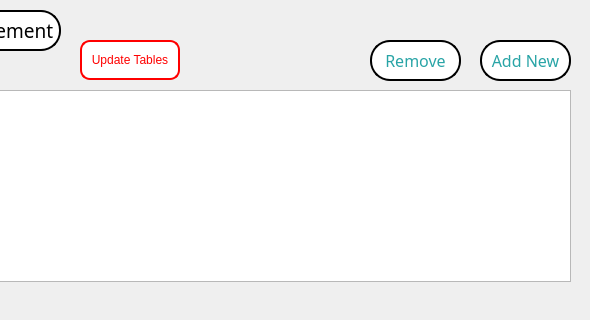
Before: the Qt Designer form employeepage/sidebar2.ui in Yasir-Zafar/Pos, drawn with Qt 5; both pictures show x 210 to 800 and y 0 to 320 of the 800 by 600 pixel window.
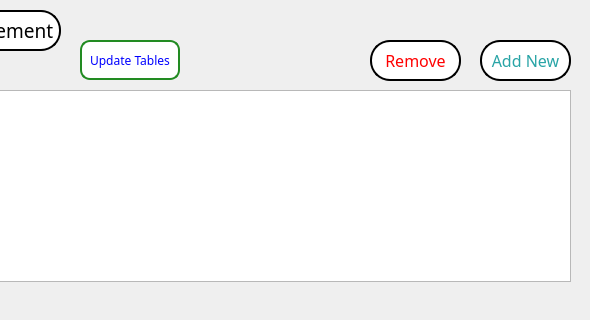
After: the same form once the commit is applied. Icons and pictures are not drawn.

What changed in the file:
```diff
--- a/employeepage/sidebar2.ui
+++ b/employeepage/sidebar2.ui
@@ -317,10 +317,15 @@
       <height>40</height>
      </rect>
     </property>
+    <property name="font">
+     <font>
+      <family>Arial Rounded MT Bold</family>
+     </font>
+    </property>
     <property name="styleSheet">
-     <string notr="true">border: 2px solid red; 
+     <string notr="true">border: 2px solid forestgreen; 
 border-radius: 10px;
-color: red;
+color: blue;
 background-color:#FFFFFF</string>
     </property>
     <property name="text">
@@ -345,7 +350,7 @@
     <property name="styleSheet">
      <string notr="true">border: 2px solid; 
 border-radius: 20px;
-color: #28A4A6;
+color: red;
 background-color:#FFFFFF</string>
     </property>
     <property name="text">
```
Left out of the diff: 4 changed lines with no effect on the pictures.
